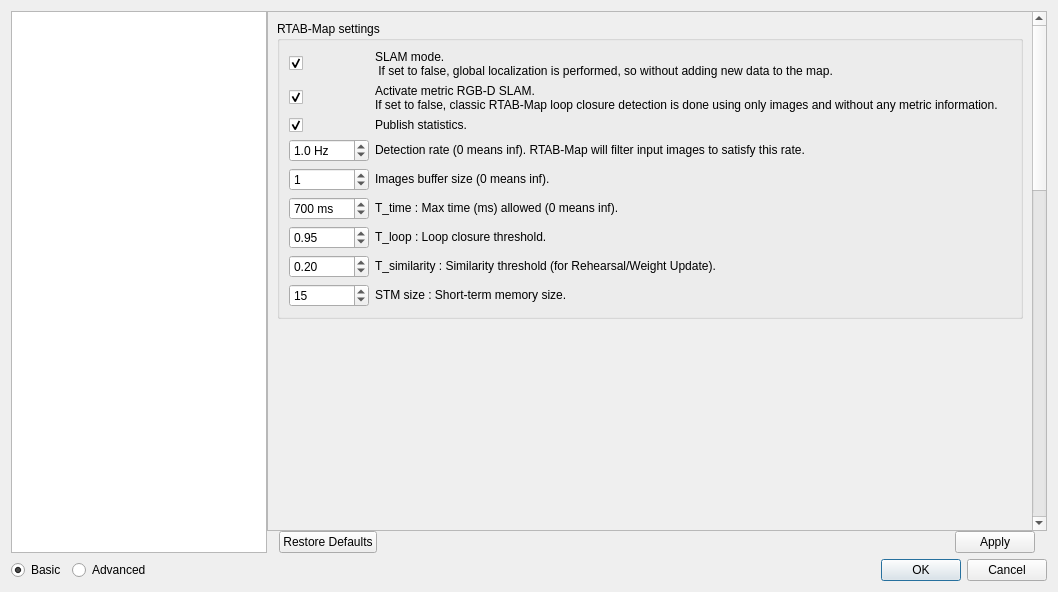
The window that guilib/src/ui/preferencesDialog.ui (introlab/rtabmap) describes before a commit, drawn with Qt 5.
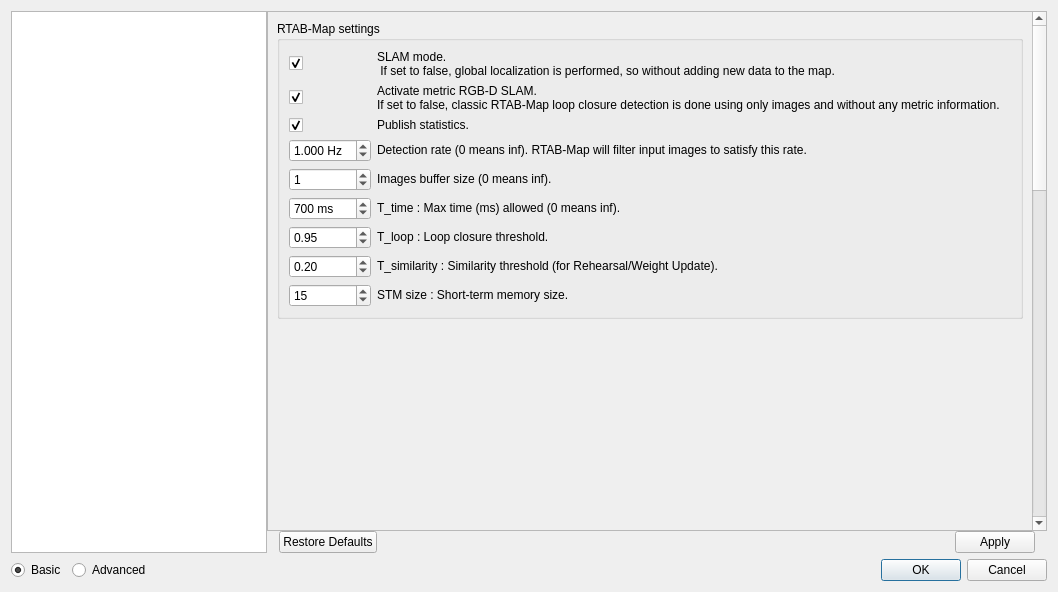
The same window after the commit. The open tabs and pages were chosen to show the change. Icons and pictures are not drawn. Custom widgets are drawn as their Qt base class.

```diff
--- a/guilib/src/ui/preferencesDialog.ui
+++ b/guilib/src/ui/preferencesDialog.ui
@@ -63,9 +63,9 @@
           <property name="geometry">
            <rect>
             <x>0</x>
-            <y>-399</y>
-            <width>760</width>
-            <height>1570</height>
+            <y>0</y>
+            <width>755</width>
+            <height>1591</height>
            </rect>
           </property>
           <layout class="QVBoxLayout" name="verticalLayout_16">
@@ -2996,7 +2996,7 @@
                        <string> Hz</string>
                       </property>
                       <property name="decimals">
-                       <number>1</number>
+                       <number>3</number>
                       </property>
                       <property name="value">
                        <double>1.000000000000000</double>
```
Left out of the diff: 4 changed lines with no effect on the pictures.
